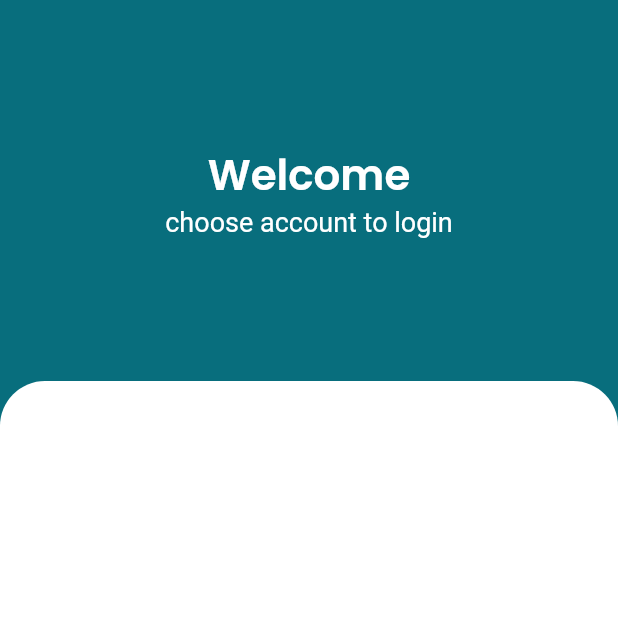
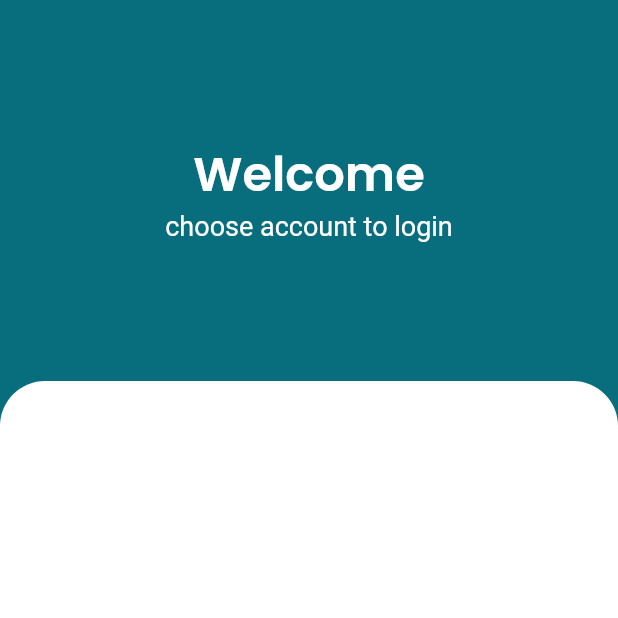
Before and after one commit to rakhaantareza/flutter-furniture-app, a Flutter app: the ListUsersPage screen opened directly, on a phone screen of 412 x 824 dp, the top half of it. Run offline on Flutter 3.47's test engine with Material 2 defaults, Android fonts, the phone set to English and light mode, and no system bars; our stand-ins replace flutter_svg, sqflite; accounts and stored records are empty.

Commit message:
first commit

```diff
--- a/lib/screens/register/components/list_users.dart
+++ b/lib/screens/register/components/list_users.dart
@@ -1,11 +1,7 @@
 import 'package:flutter/material.dart';
-import 'package:uts_furnity/components/bottom_nav_bar.dart';
-import 'package:flutter_svg/flutter_svg.dart';
 import 'package:uts_furnity/constants.dart';
 import 'package:uts_furnity/db/db_helper.dart';
 import 'package:uts_furnity/model/users.dart';
-import 'package:uts_furnity/screens/home/home_screen.dart';
-import 'package:uts_furnity/screens/register/components/form_users.dart';
 import 'package:uts_furnity/screens/home/home_screen.dart';
 
 class ListUsersPage extends StatefulWidget {
@@ -32,7 +28,7 @@ class _ListUsersPageState extends State<ListUsersPage> {
       backgroundColor: kPrimaryColor,
       bottomNavigationBar: Container(
         padding: const EdgeInsets.only(
-            top: 20, right: 50, left: 50, bottom: 50
+            top: 20, right: 40, left: 40, bottom: 50
         ),
         height: 570,
         decoration: const BoxDecoration(
@@ -127,7 +123,7 @@ class _ListUsersPageState extends State<ListUsersPage> {
                     text: 'Welcome\n',
                     style: TextStyle(
                         fontWeight: FontWeight.w600,
-                        fontSize: 28,
+                        fontSize: 32,
                         fontFamily: 'Poppins',
                         color: Colors.white
                     ),
```
